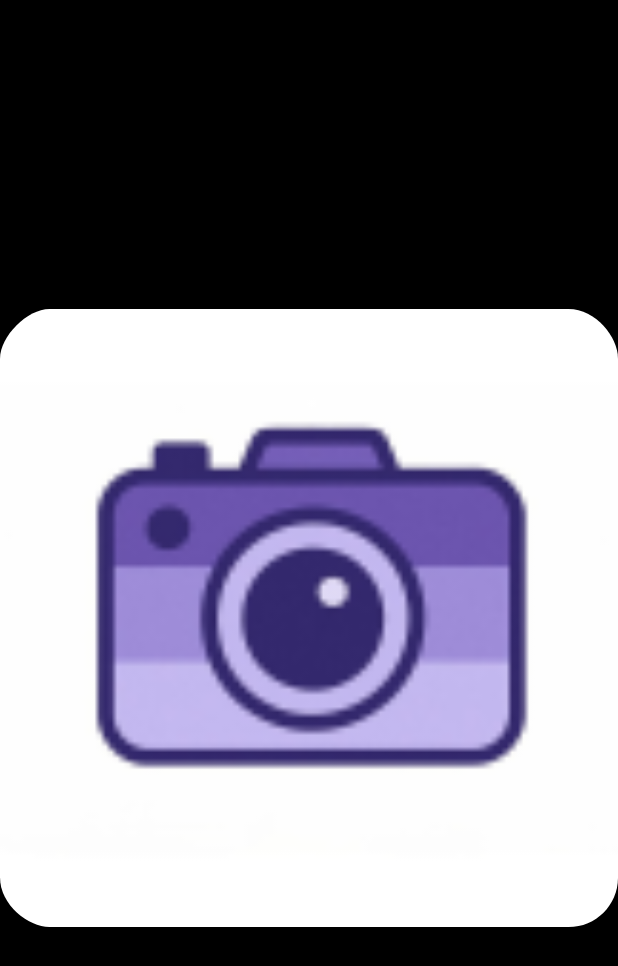
After one commit to NatanProtector/android-workshop-final-project, an Android app: the FullScreenImageActivity screen opened directly, with no data from a screen before it, on a phone screen of 412 x 824 dp. The commit adds this screen. Shown: the top 966 px of the screen. Run offline under Robolectric (Android 15) with nearby library versions, the phone set to English and light mode, and no system bars.

Commit message:
fullScreenImage

```diff
--- /dev/null
+++ b/app/src/main/java/com/natanp_josefm_michaelk/picturegram/FullScreenImageActivity.java
@@ -0,0 +1,34 @@
+package com.natanp_josefm_michaelk.picturegram;
+
+import android.os.Bundle;
+import android.widget.ImageView;
+import androidx.appcompat.app.AppCompatActivity;
+import com.bumptech.glide.Glide;
+
+public class FullScreenImageActivity extends AppCompatActivity {
+
+    @Override
+    protected void onCreate(Bundle savedInstanceState) {
+        super.onCreate(savedInstanceState);
+
+        // Hide the ActionBar for a true fullscreen view
+        if (getSupportActionBar() != null) {
+            getSupportActionBar().hide();
+        }
+        setContentView(R.layout.activity_full_screen_image);
+
+        ImageView imageView = findViewById(R.id.fullScreenImageView);
+
+        // Path (local) or URL (remote) passed from the caller
+        String imgPath = getIntent().getStringExtra("IMAGE_PATH");
+
+        Glide.with(this)
+                .load(imgPath)
+                .fitCenter()
+                .placeholder(R.mipmap.ic_launcher)
+                .into(imageView);
+
+        // Tap anywhere to close
+        imageView.setOnClickListener(v -> finish());
+    }
+}
--- /dev/null
+++ b/app/src/main/res/layout/activity_full_screen_image.xml
@@ -0,0 +1,13 @@
+<?xml version="1.0" encoding="utf-8"?>
+<FrameLayout xmlns:android="http://schemas.android.com/apk/res/android"
+    android:layout_width="match_parent"
+    android:layout_height="match_parent">
+
+    <ImageView
+        android:id="@+id/fullScreenImageView"
+        android:layout_width="match_parent"
+        android:layout_height="match_parent"
+        android:contentDescription="Full-screen photo"
+        android:scaleType="fitCenter"
+        android:background="#000" />
+</FrameLayout>
```
Also changed, not shown: app/src/main/AndroidManifest.xml (+22 -22 lines), app/src/main/java/com/natanp_josefm_michaelk/picturegram/ProfileActivity.java (+9 -2 lines).
